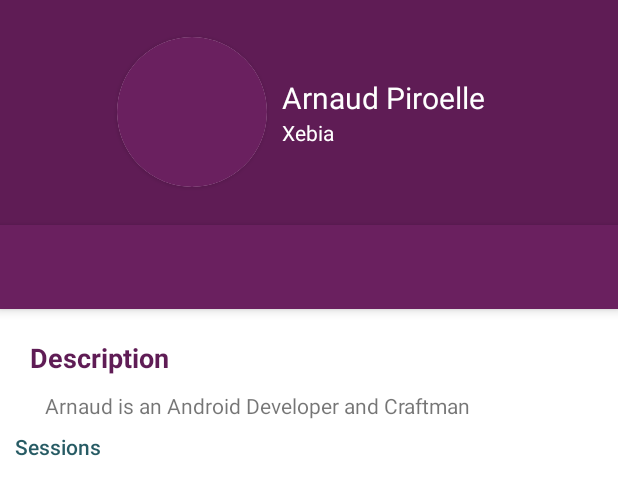
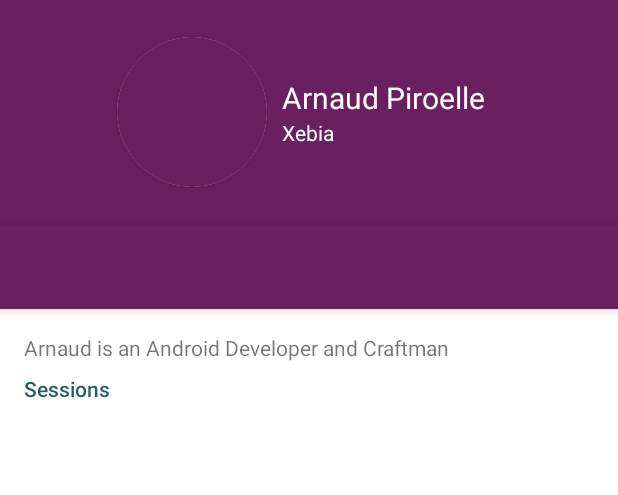
Before and after one commit to Gropoid/conference-android, an Android app: the layout activity_speaker_details.xml on its own in the app's theme, with its tools: preview values and no code run, on a phone screen of 412 x 824 dp. Shown: the top 495 px of the screen. Run offline under Robolectric (Android 15) with nearby library versions, the phone set to English and light mode, and no system bars.

Commit message:
[#4] Improve speaker view

```diff
--- a/app/src/main/res/layout/activity_speaker_details.xml
+++ b/app/src/main/res/layout/activity_speaker_details.xml
@@ -12,7 +12,7 @@
         android:id="@+id/speaker_header"
         android:layout_width="match_parent"
         android:layout_height="150dp"
-        android:background="?attr/colorPrimaryDark"
+        android:background="?attr/colorPrimary"
         android:clipChildren="false"
         android:clipToPadding="false"
         android:orientation="vertical">
@@ -93,21 +93,15 @@
         android:layout_width="match_parent"
         android:layout_height="match_parent"
         android:background="@android:color/white"
-        android:orientation="vertical"
-        android:padding="10dp">
-
-        <TextView
-            style="@style/AppTheme.Speaker.Details.Header"
-            android:layout_width="wrap_content"
-            android:layout_height="wrap_content"
-            android:text="@string/speaker_description_header"/>
+        android:orientation="vertical">
 
         <TextView
             android:id="@+id/speaker_description"
             android:layout_width="match_parent"
             android:layout_height="wrap_content"
-            android:layout_marginLeft="20dp"
-            android:layout_marginStart="20dp"
+            android:layout_marginLeft="16sp"
+            android:layout_marginStart="16sp"
+            android:layout_marginTop="16dp"
             tools:text="Arnaud is an Android Developer and Craftman"/>
 
         <LinearLayout
@@ -115,13 +109,15 @@
             android:layout_width="match_parent"
             android:layout_height="wrap_content"
             android:layout_marginBottom="8dp"
+            android:layout_marginTop="8dp"
             android:orientation="vertical">
 
             <TextView
                 android:id="@+id/speaker_sessions_header"
                 android:layout_width="match_parent"
                 android:layout_height="wrap_content"
-                android:layout_marginTop="8dp"
+                android:layout_marginLeft="16dp"
+                android:layout_marginStart="16dp"
                 android:clickable="true"
                 android:focusable="true"
                 android:gravity="center_vertical"
```
